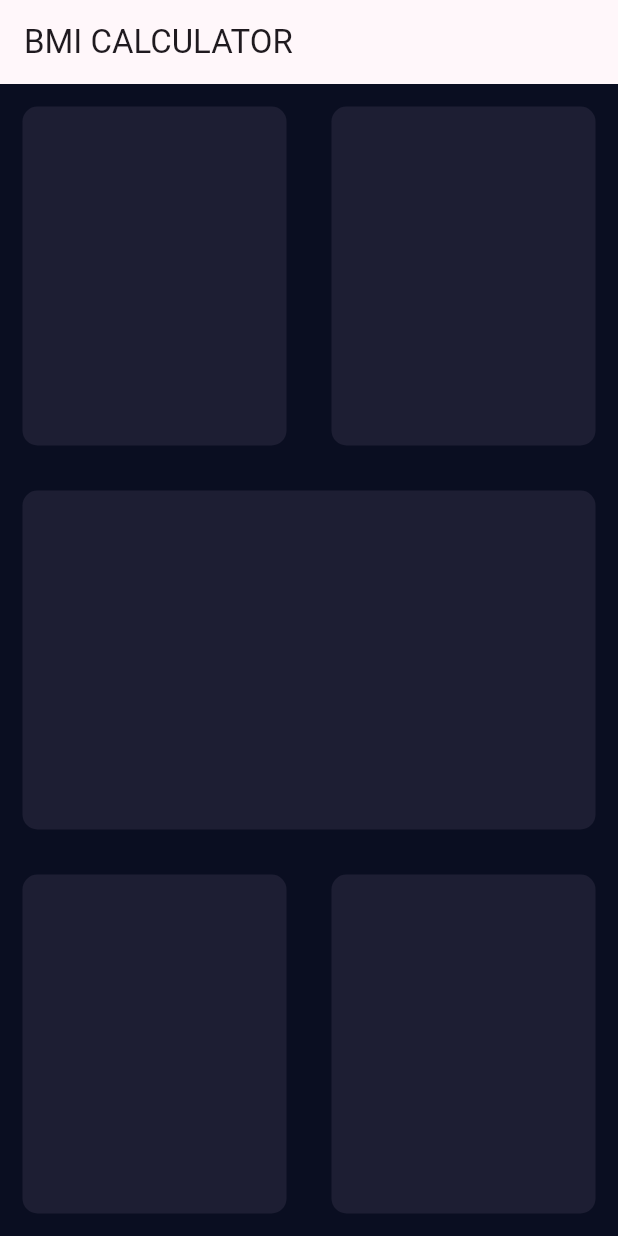
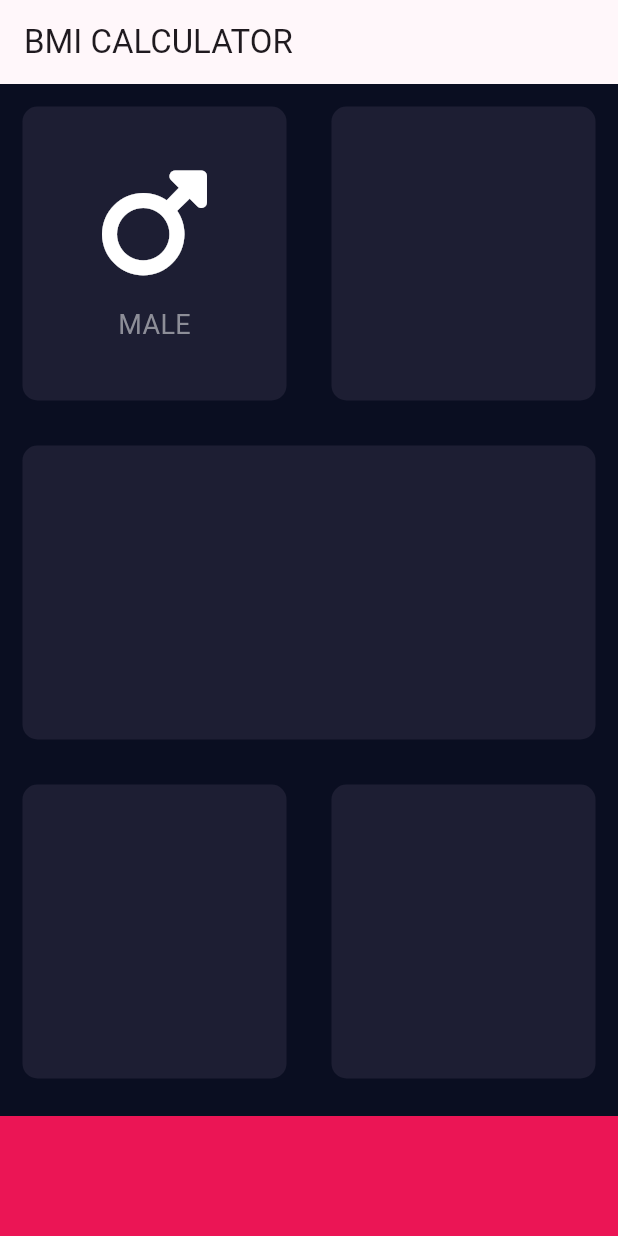
Before and after one commit to fontesrafa/Flutter-Udemy-AngelaYu, a Flutter app: the screen it shows after launch, on a phone screen of 412 x 824 dp. Run offline on Flutter 3.47's test engine with Material 2 defaults, Android fonts, the phone set to English and light mode, and no system bars; our stand-ins replace assets_audio_player, font_awesome_flutter.

Commit message:
Created ReusableCard child and  added AwesomeFontFlutter dependency

```diff
--- a/bmi_calculator/lib/input_page.dart
+++ b/bmi_calculator/lib/input_page.dart
@@ -1,4 +1,9 @@
 import 'package:flutter/material.dart';
+import 'package:font_awesome_flutter/font_awesome_flutter.dart';
+
+const bottomContainerHeight = 80.0;
+const bottomContainerColor = Color(0xFFEB1555);
+const activeCardColor = Color(0xFF1D1E33);
 
 class InputPage extends StatefulWidget {
   const InputPage({Key? key}) : super(key: key);
@@ -20,34 +25,73 @@ class _InputPageState extends State<InputPage> {
             child: Row(
               children: [
                 Expanded(
-                  child: ReusableCard(color: Color(0xFF1D1E33)),
+                  child: ReusableCard(
+                    color: activeCardColor,
+                    cardChild: Column(
+                      mainAxisAlignment: MainAxisAlignment.center,
+                      // ignore: prefer_const_literals_to_create_immutables
+                      children: const [
+                         Icon(
+                          FontAwesomeIcons.mars,
+                          size: 80.0,
+                          color: Colors.white,
+                        ),
+                         SizedBox(
+                          height: 15.0,
+                        ),
+                         Text(
+                          'MALE',
+                          style: TextStyle(
+                            fontSize: 18.0,
+                            color: Color(0xFF8D8E98)
+                          ),
+                        ),
+                      ],
+                    ),
+                  ),
                 ),
-                Expanded(
-                  child: ReusableCard(color: Color(0xFF1D1E33)),
+                const Expanded(
+                  child: ReusableCard(
+                    color: activeCardColor,
+                  ),
                 ),
               ],
             ),
           ),
           Expanded(
             child: Row(
-              children: [
+              children: const [
                 Expanded(
-                  child: ReusableCard(color: Color(0xFF1D1E33)),
+                  child: ReusableCard(
+                    color: activeCardColor,
+                  ),
                 ),
               ],
             ),
           ),
           Expanded(
             child: Row(
-              children: [
+              children: const [
                 Expanded(
-                  child: ReusableCard(color: Color(0xFF1D1E33)),
+                  child: ReusableCard(
+                    color: activeCardColor,
+                  ),
                 ),
                 Expanded(
-                  child: ReusableCard(color: Color(0xFF1D1E33)),
+                  child: ReusableCard(
+                    color: activeCardColor,
+                  ),
                 ),
               ],
             ),
+          ),
+          Container(
+            color: bottomContainerColor,
+            margin: const EdgeInsets.only(
+              top: 10.0,
+            ),
+            width: double.infinity,
+            height: bottomContainerHeight,
           ),
         ],
       ),
@@ -56,13 +100,17 @@ class _InputPageState extends State<InputPage> {
 }
 
 class ReusableCard extends StatelessWidget {
+  const ReusableCard({Key? key, required this.color, this.cardChild})
+      : super(key: key);
+
   final Color color;
-  ReusableCard({required this.color});
+  final Widget? cardChild;
 
   @override
   Widget build(BuildContext context) {
     return Container(
-      margin: EdgeInsets.all(15),
+      child: cardChild,
+      margin: const EdgeInsets.all(15),
       decoration: BoxDecoration(
         borderRadius: BorderRadius.circular(10.0),
         color: color,
```
Also changed, not shown: bmi_calculator/pubspec.yaml (+1 -66 lines), bmi_calculator/pubspec.lock.
